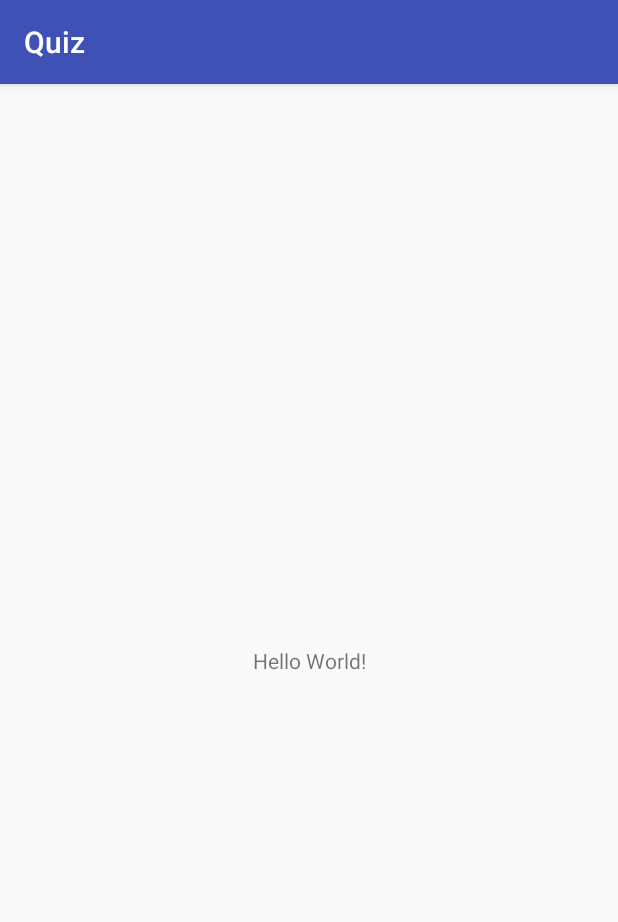
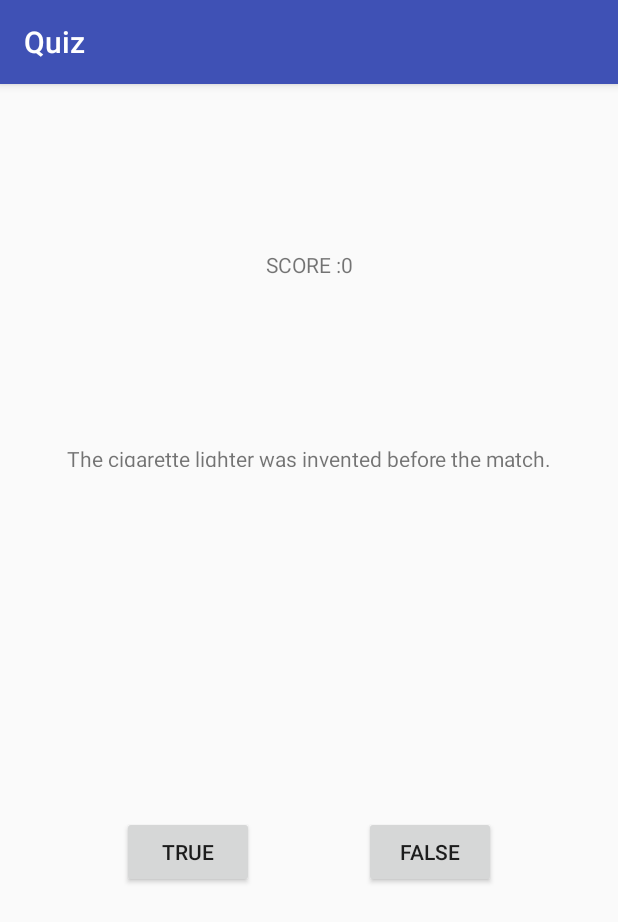
Before and after one commit to BradenWong/Quiz, an Android app: the screen it shows after launch (Quiz before the commit, QuizActivity after it), on a phone screen of 412 x 824 dp. Shown: the top 922 px of the screen. Run offline under Robolectric (Android 15) with nearby library versions, the phone set to English and light mode, and no system bars.

Commit message:
Should Work

```diff
--- a/app/src/main/AndroidManifest.xml
+++ b/app/src/main/AndroidManifest.xml
@@ -9,7 +9,7 @@
         android:roundIcon="@mipmap/ic_launcher_round"
         android:supportsRtl="true"
         android:theme="@style/AppTheme">
-        <activity android:name=".Quiz">
+        <activity android:name=".QuizActivity">
             <intent-filter>
                 <action android:name="android.intent.action.MAIN" />
 
--- a/app/src/main/java/com/example/quiz/Quiz.java
+++ b/app/src/main/java/com/example/quiz/Quiz.java
@@ -8,6 +8,7 @@ import android.os.Bundle;
 import android.util.Log;
 import android.widget.TextView;
 
+import com.example.quiz.QuizActivity;
 import com.google.gson.Gson;
 
 import java.io.ByteArrayOutputStream;
@@ -15,46 +16,56 @@ import java.io.File;
 import java.io.IOException;
 import java.io.InputStream;
 import java.io.OutputStreamWriter;
+import java.lang.reflect.Array;
+import java.util.ArrayList;
 import java.util.Arrays;
 import java.util.List;
 
 
-public class Quiz extends AppCompatActivity {
-public static final String TAG = "mainActivity";
+public class Quiz {
+    private List<question> questionArrayList;
+    private int score;
+    private int currentQuestion;
 
-    @Override
-    protected void onCreate(Bundle savedInstanceState) {
-        super.onCreate(savedInstanceState);
-        setContentView(R.layout.activity_quiz);
+    Quiz(List<question> questions) {
+        this.questionArrayList = questions;
 
-        InputStream XmlFileInputStream = getResources().openRawResource(R.raw.questons);
-        String jsonstring = readTextFile(XmlFileInputStream);
-        Log.d(TAG, "onCreate: " + jsonstring);
+    }
+    public Quiz(){
+        questionArrayList = null;
+        score= 0;
+        currentQuestion =0;
+    }
+    public int getScore() {
+        return score;
+    }
 
-        Gson gson = new Gson();
-        Question[] questions = gson.fromJson((jsonstring, Question[].class));
+    public void setScore(int score) {
+        this.score = score;
+    }
 
-        List<Questions> questionsList = Arrays.asList(questions);
+    public int getCurrentQuestion() {
+        return currentQuestion;
+    }
+
+    public void setCurrentQuestion(int number) {
+        this.currentQuestion=number;
+
+    }
+
+    public void nextQuestion(){
+        if(isThereAnotherQuestion()) {
+            currentQuestion += 1;
+        }
+    }
+    public boolean isThereAnotherQuestion(){
+        if(currentQuestion < questionArrayList.size()){
+            return true;
+        }
+        else{
+            return false;
+        }
+    }
 
 
     }
-    public String readTextFile(InputStream inputStream) {
-        ByteArrayOutputStream outputStream = new ByteArrayOutputStream();
-
-        byte buf[] = new byte[1024];
-        int len;
-        try {
-            while ((len = inputStream.read(buf)) != -1) {
-                outputStream.write(buf, 0, len);
-            }
-            outputStream.close();
-            inputStream.close();
-        } catch (IOException e) {
-
-        }
-        return outputStream.toString();
-    }
-
-
-
-}
--- /dev/null
+++ b/app/src/main/java/com/example/quiz/QuizActivity.java
@@ -0,0 +1,144 @@
+package com.example.quiz;
+
+import android.os.Bundle;
+import android.support.v7.app.AppCompatActivity;
+import android.util.Log;
+import android.view.View;
+import android.widget.Button;
+import android.widget.TextView;
+import android.widget.Toast;
+
+import com.google.gson.Gson;
+
+import java.io.ByteArrayOutputStream;
+import java.io.IOException;
+import java.io.InputStream;
+import java.util.Arrays;
+import java.util.List;
+
+public class QuizActivity extends AppCompatActivity implements View.OnClickListener {
+        public static final String TAG = "mainActivity";
+        public int score;
+        private Quiz quiz;
+        private boolean userAnswer;
+        private TextView questionDisplayed;
+        private TextView scoreDisplayed;
+        private Button falsee;
+        private Button truee;
+        private question[] questions;
+
+    @Override
+        protected void onCreate(Bundle savedInstanceState) {
+        super.onCreate(savedInstanceState);
+        setContentView(R.layout.activity_quiz);
+        wireWidgets();
+        setOnClickListeners();
+        score = 0;
+        InputStream XmlFileInputStream = getResources().openRawResource(R.raw.questons);
+
+        String jsonstring = readTextFile(XmlFileInputStream);
+        Log.d(TAG, "onCreate: " + jsonstring);
+
+        Gson gson = new Gson();
+        questions = gson.fromJson(jsonstring, question[].class);
+
+        List<question> questionsList = Arrays.asList(questions);
+        quiz = new Quiz(questionsList);
+        displayScore();
+        displayQuestion();
+
+    }
+
+    private void displayScore() {
+        if(quiz.isThereAnotherQuestion()) {
+            scoreDisplayed.setText("SCORE :" + score);
+            }else{
+            scoreDisplayed.setText("SCORE :" + score);
+        }
+    }
+
+    private void sendMessage() {
+        if ((userAnswer)) {
+            Toast.makeText(this, "Correct", Toast.LENGTH_SHORT).show();
+        } else {
+            Toast.makeText(this, "WRONG", Toast.LENGTH_SHORT).show();
+        }
+    }
+
+    private void displayQuestion() {
+            if(quiz.isThereAnotherQuestion()){
+                question aquestion = questions[quiz.getCurrentQuestion()];
+                questionDisplayed.setText(aquestion.getQuestion());
+            }else{
+                questionDisplayed.setText("NO MORE QUESTINS");
+            }
+    }
+
+
+    private void setOnClickListeners() {
+    falsee.setOnClickListener(this);
+    truee.setOnClickListener(this);
+    }
+
+
+    private void wireWidgets() {
+            questionDisplayed = findViewById(R.id.textView_main_question);
+            falsee = findViewById(R.id.button_main_false);
+            truee = findViewById(R.id.button_main_true);
+            scoreDisplayed = findViewById(R.id.textView_main_score);
+        }
+
+        public String readTextFile(InputStream inputStream) {
+           ByteArrayOutputStream outputStream = new ByteArrayOutputStream();
+
+           byte buf[] = new byte[1024];
+            int len;
+           try {
+                        while ((len = inputStream.read(buf)) != -1) {
+                                outputStream.write(buf, 0, len);
+                        }
+                        outputStream.close();
+                        inputStream.close();
+                } catch (IOException e) {
+
+                }
+                return outputStream.toString();
+        }
+
+    public void onClick(View view) {
+        //one method to handel the clicks of all the buttons
+        //but don't forget to tell the buttons who is doing the listening
+        switch (view.getId()) {
+            case R.id.button_main_false:
+                userAnswer = false;
+                question aquestion = questions[quiz.getCurrentQuestion()];
+                if ((userAnswer) == aquestion.isAnswer() ) {
+                    Toast.makeText(this, "Correct", Toast.LENGTH_SHORT).show();
+                    score++;
+                } else {
+                    Toast.makeText(this, "WRONG", Toast.LENGTH_SHORT).show();
+                }
+                quiz.isThereAnotherQuestion();
+                quiz.nextQuestion();
+                displayQuestion();
+                displayScore();
+                break;
+            case R.id.button_main_true:
+                userAnswer = true;
+                question bquestion = questions[quiz.getCurrentQuestion()];
+
+                if ((userAnswer) == bquestion.isAnswer() ) {
+                    Toast.makeText(this, "Correct", Toast.LENGTH_SHORT).show();
+                    score++;
+                } else {
+                    Toast.makeText(this, "WRONG", Toast.LENGTH_SHORT).show();
+                }
+                quiz.isThereAnotherQuestion();
+                quiz.nextQuestion();
+                displayQuestion();
+                displayScore();
+                break;
+        }
+    }
+
+}
--- a/app/src/main/java/com/example/quiz/question.java
+++ b/app/src/main/java/com/example/quiz/question.java
@@ -2,10 +2,46 @@ package com.example.quiz;
 
 import android.support.v7.app.AppCompatActivity;
 import android.os.Bundle;
-public class question {
+import android.util.Log;
+
+import com.example.quiz.question;
+import com.google.gson.Gson;
+
+import java.io.InputStream;
+import java.util.ArrayList;
+import java.util.Arrays;
+
+public class question{
     private String question;
     private boolean answer;
 
+    public question(){
+        question = "";
+        answer = false;
+    }
+    public question (String question, boolean answer){
 
+        this.question = question;
+        this.answer = answer;
+    }
+
+    public String getQuestion() {
+        return question;
+    }
+
+    public void setQuestion(String question) {
+        this.question = question;
+    }
+
+    public boolean isAnswer() {
+        return answer;
+    }
+
+    public void setAnswer(boolean answer) {
+        this.answer = answer;
+    }
+    public boolean checkAnswer(boolean useAnswer){
+        return useAnswer == isAnswer();
+    }
 
 }
--- a/app/src/main/res/layout/activity_quiz.xml
+++ b/app/src/main/res/layout/activity_quiz.xml
@@ -6,13 +6,54 @@
     android:layout_height="match_parent"
     tools:context=".Quiz">
 
-    <TextView
+    <Button
+        android:id="@+id/button_main_true"
         android:layout_width="wrap_content"
         android:layout_height="wrap_content"
-        android:text="Hello World!"
+        android:layout_marginStart="8dp"
+        android:text="@string/main_button_true"
         app:layout_constraintBottom_toBottomOf="parent"
-        app:layout_constraintLeft_toLeftOf="parent"
-        app:layout_constraintRight_toRightOf="parent"
+        app:layout_constraintEnd_toStartOf="@+id/button_main_false"
+        app:layout_constraintHorizontal_bias="0.5"
+        app:layout_constraintStart_toStartOf="parent"
+        app:layout_constraintTop_toBottomOf="@+id/textView_main_question" />
+
+    <Button
+        android:id="@+id/button_main_false"
+        android:layout_width="wrap_content"
+        android:layout_height="wrap_content"
+        android:layout_marginEnd="8dp"
+        android:text="@string/main_button_false"
+        app:layout_constraintBaseline_toBaselineOf="@+id/button_main_true"
+        app:layout_constraintEnd_toEndOf="parent"
+        app:layout_constraintHorizontal_bias="0.5"
+        app:layout_constraintStart_toEndOf="@+id/button_main_true" />
+
+    <TextView
+        android:id="@+id/textView_main_question"
+        android:layout_width="wrap_content"
+        android:layout_height="15dp"
+        android:layout_marginEnd="8dp"
+        android:layout_marginStart="8dp"
+        android:layout_marginTop="8dp"
+        android:text="@string/main_question"
+        app:layout_constraintBottom_toTopOf="@+id/button_main_true"
+        app:layout_constraintEnd_toEndOf="parent"
+        app:layout_constraintHorizontal_bias="0.5"
+        app:layout_constraintStart_toStartOf="parent"
         app:layout_constraintTop_toTopOf="parent" />
 
+    <TextView
+        android:id="@+id/textView_main_score"
+        android:layout_width="wrap_content"
+        android:layout_height="wrap_content"
+        android:layout_marginBottom="8dp"
+        android:layout_marginEnd="8dp"
+        android:layout_marginStart="8dp"
+        android:layout_marginTop="8dp"
+        android:text="@string/main_score"
+        app:layout_constraintBottom_toTopOf="@+id/textView_main_question"
+        app:layout_constraintEnd_toEndOf="parent"
+        app:layout_constraintStart_toStartOf="parent"
+        app:layout_constraintTop_toTopOf="parent" />
 </android.support.constraint.ConstraintLayout>
--- a/app/src/main/res/values/strings.xml
+++ b/app/src/main/res/values/strings.xml
@@ -1,3 +1,7 @@
 <resources>
     <string name="app_name">Quiz</string>
+    <string name="main_question">THIS IS A QUESTION</string>
+    <string name="main_button_false">FALSE</string>
+    <string name="main_button_true">TRUE</string>
+    <string name="main_score">THIS IS YOUR SCORE</string>
 </resources>
```
Also changed, not shown: app/src/main/res/raw/questons.json (+19 -8 lines), 2 other files.
